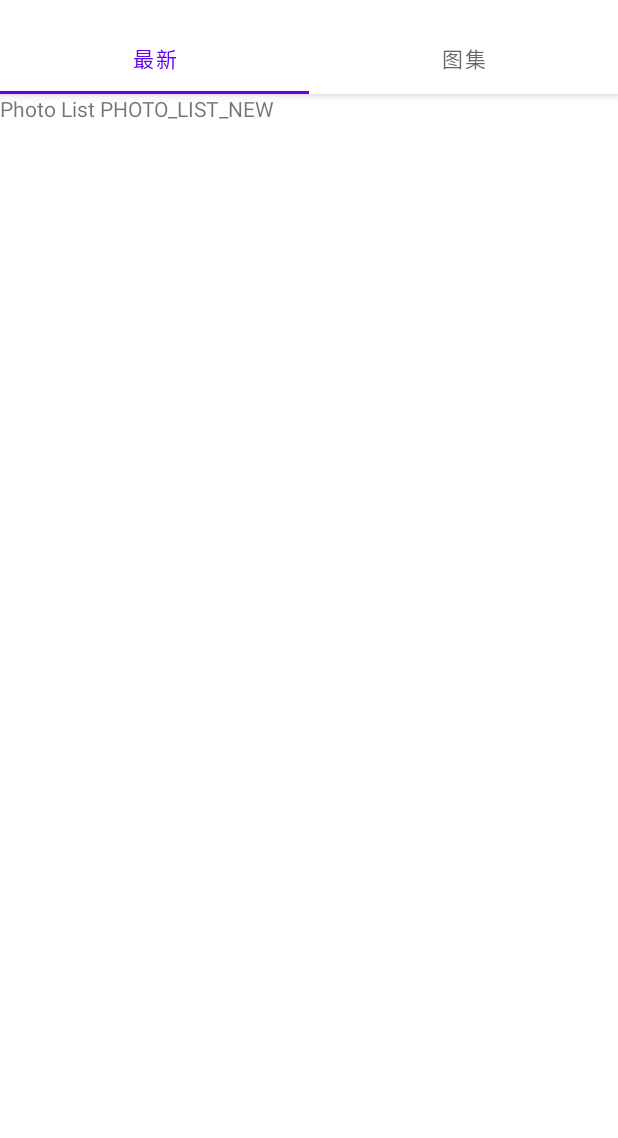
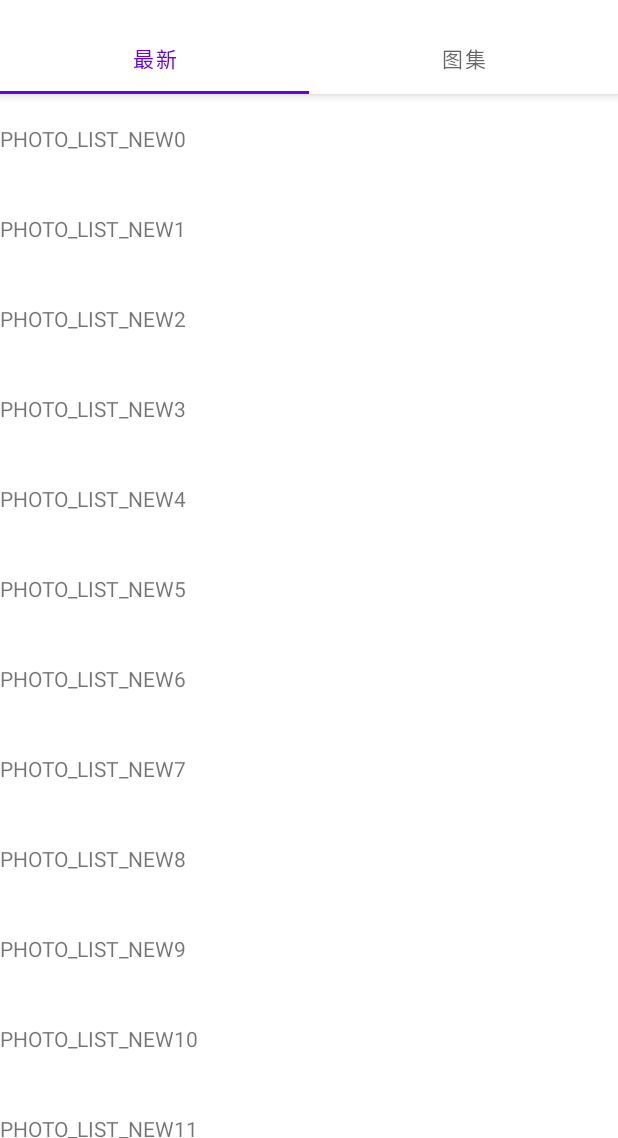
Before and after one commit to CoderWzl/DuckSplash, an Android app: the screen it shows after launch (MainActivity), on a phone screen of 412 x 824 dp, the part 98-1236 px from its top. Run offline under Robolectric (Android 15) with nearby library versions, the phone set to English and light mode, and no system bars.

Commit message:
搭建项目环境

```diff
--- /dev/null
+++ b/app/src/main/java/wzl/android/ducksplash/adapter/PhotoListAdapter.kt
@@ -0,0 +1,32 @@
+package wzl.android.ducksplash.adapter
+
+import android.view.LayoutInflater
+import android.view.ViewGroup
+import androidx.recyclerview.widget.RecyclerView
+import wzl.android.ducksplash.databinding.ItemPhotoListBinding
+
+/**
+ *Created on 2021/1/11
+ *@author zhilin
+ */
+class PhotoListAdapter(val datas: List<String>) : RecyclerView.Adapter<PhotoListAdapter.PhotoListVH>() {
+
+    override fun onCreateViewHolder(parent: ViewGroup, viewType: Int): PhotoListVH = PhotoListVH(ItemPhotoListBinding.inflate(
+            LayoutInflater.from(parent.context),
+            parent,
+            false
+    ))
+
+    override fun onBindViewHolder(holder: PhotoListVH, position: Int) {
+        holder.setupView(position)
+    }
+
+    override fun getItemCount(): Int = datas.size
+
+    inner class PhotoListVH(val viewBinding: ItemPhotoListBinding) : RecyclerView.ViewHolder(viewBinding.root) {
+
+        fun setupView(position: Int) {
+            viewBinding.textView.text = datas[position]
+        }
+    }
+}
--- a/app/src/main/java/wzl/android/ducksplash/ui/MainFragment.kt
+++ b/app/src/main/java/wzl/android/ducksplash/ui/MainFragment.kt
@@ -7,7 +7,6 @@ import android.view.LayoutInflater
 import android.view.View
 import android.view.ViewGroup
 import androidx.navigation.fragment.findNavController
-import com.google.android.material.appbar.AppBarLayout
 import com.google.android.material.tabs.TabLayoutMediator
 import wzl.android.ducksplash.MainActivity
 import wzl.android.ducksplash.PhotoListType
--- a/app/src/main/java/wzl/android/ducksplash/ui/PhotoListFragment.kt
+++ b/app/src/main/java/wzl/android/ducksplash/ui/PhotoListFragment.kt
@@ -7,8 +7,10 @@ import androidx.fragment.app.Fragment
 import android.view.LayoutInflater
 import android.view.View
 import android.view.ViewGroup
+import androidx.recyclerview.widget.LinearLayoutManager
 import wzl.android.ducksplash.PhotoListType
 import wzl.android.ducksplash.R
+import wzl.android.ducksplash.adapter.PhotoListAdapter
 import wzl.android.ducksplash.databinding.PhotoListFragmentBinding
 import wzl.android.ducksplash.viewmodel.PhotoListViewModel
 
@@ -46,6 +48,15 @@ class PhotoListFragment : Fragment() {
         PhotoListFragmentBinding.inflate(layoutInflater)
     }
 
+    private val datas : List<String> by lazy {
+        val list = ArrayList<String>().apply {
+            for (i in 0 .. 30) {
+                add(photoListType.name + i)
+            }
+        }
+        list
+    }
+
     private lateinit var viewModel: PhotoListViewModel
 
     override fun onCreateView(inflater: LayoutInflater, container: ViewGroup?,
@@ -57,13 +68,16 @@ class PhotoListFragment : Fragment() {
     override fun onViewCreated(view: View, savedInstanceState: Bundle?) {
         Log.d(TAG, "onViewCreated: ")
         super.onViewCreated(view, savedInstanceState)
+        viewBinding.recyclerView.apply {
+            layoutManager = LinearLayoutManager(requireContext())
+            adapter = PhotoListAdapter(datas)
+        }
     }
 
     override fun onActivityCreated(savedInstanceState: Bundle?) {
         super.onActivityCreated(savedInstanceState)
         Log.d(TAG, "onActivityCreated: ")
         viewModel = ViewModelProvider(this).get(PhotoListViewModel::class.java)
-        viewBinding.testText.text = "Photo List " + photoListType.name
     }
 
 }
--- /dev/null
+++ b/app/src/main/res/layout/item_photo_list.xml
@@ -0,0 +1,13 @@
+<?xml version="1.0" encoding="utf-8"?>
+<FrameLayout
+    xmlns:android="http://schemas.android.com/apk/res/android"
+    android:layout_width="match_parent"
+    android:layout_height="wrap_content">
+
+    <TextView
+        android:id="@+id/textView"
+        android:layout_width="match_parent"
+        android:layout_height="60dp"
+        android:gravity="center_vertical"/>
+
+</FrameLayout>
--- a/app/src/main/res/layout/photo_list_fragment.xml
+++ b/app/src/main/res/layout/photo_list_fragment.xml
@@ -6,10 +6,9 @@
     android:layout_height="match_parent"
     tools:context=".ui.PhotoListFragment">
 
-    <TextView
-        android:id="@+id/testText"
+    <androidx.recyclerview.widget.RecyclerView
+        android:id="@+id/recyclerView"
         android:layout_width="match_parent"
-        android:layout_height="match_parent"
-        android:text="Hello" />
+        android:layout_height="match_parent"/>
 
 </FrameLayout>
```
